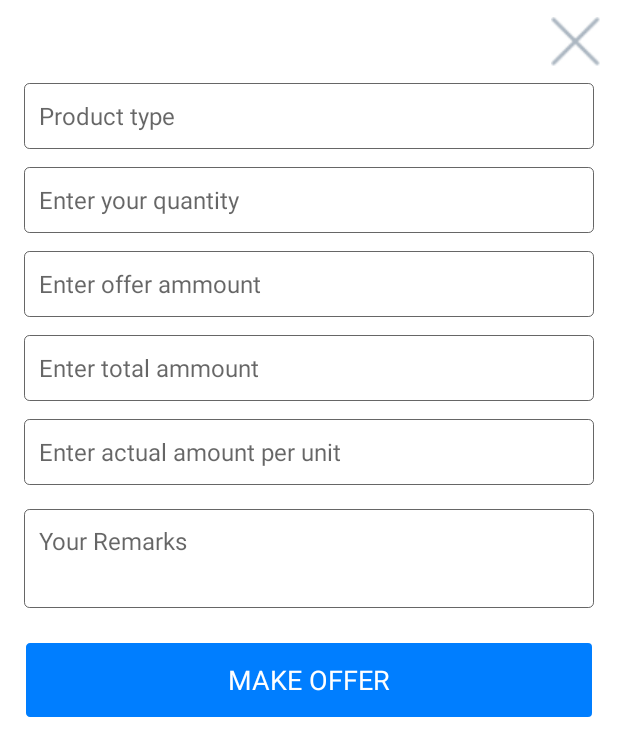
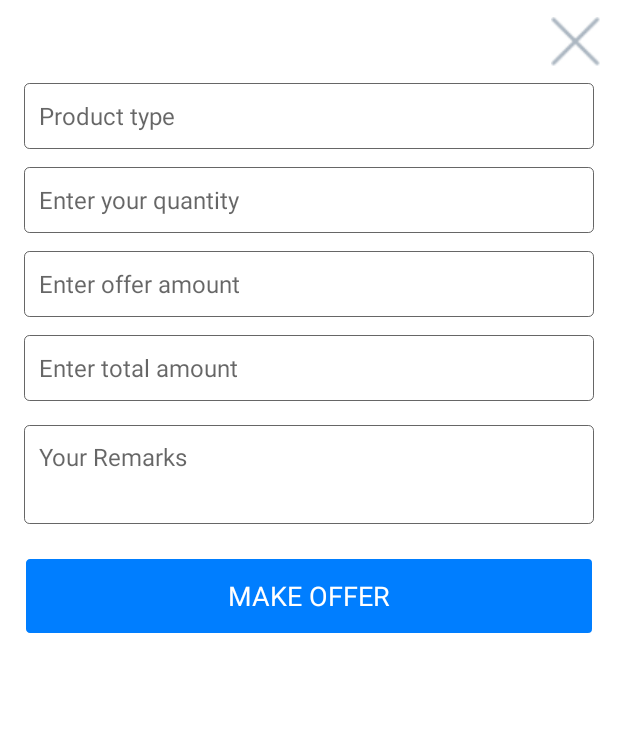
Before and after one commit to AnkitTrivedi9140/pods, an Android app: the layout makeoffer_dialoge.xml on its own in the app's theme, with its tools: preview values and no code run, on a phone screen of 412 x 824 dp. Shown: the top 756 px of the screen. Run offline under Robolectric (Android 15) with nearby library versions, the phone set to English and light mode, and no system bars.

Commit message:
git commit

```diff
--- a/app/src/main/res/layout/makeoffer_dialoge.xml
+++ b/app/src/main/res/layout/makeoffer_dialoge.xml
@@ -15,6 +15,8 @@
     </ImageView>
 
     <EditText
+        android:editable="false"
+        android:clickable="false"
         android:lines="1"
         android:id="@+id/etpassword"
         android:textSize="16dp"
@@ -42,6 +44,7 @@
         android:background="@drawable/edittext_bg"
         android:padding="10dp"
 
+        android:inputType="number"
         ></EditText>
 
 
@@ -49,7 +52,7 @@
         android:id="@+id/etofferammount"
         android:textSize="16dp"
         android:layout_marginTop="12dp"
-        android:hint="Enter offer ammount"
+        android:hint="Enter offer amount"
         android:layout_marginLeft="16dp"
         android:layout_marginRight="16dp"
         android:layout_below="@+id/etqty"
@@ -57,13 +60,13 @@
         android:layout_height="44dp"
         android:background="@drawable/edittext_bg"
         android:padding="10dp"
-
+android:inputType="numberDecimal"
         ></EditText>
     <EditText
         android:id="@+id/ettotalammount"
         android:textSize="16dp"
         android:layout_marginTop="12dp"
-        android:hint="Enter total ammount"
+        android:hint="Enter total amount"
         android:layout_marginLeft="16dp"
         android:layout_marginRight="16dp"
         android:layout_below="@+id/etofferammount"
@@ -71,22 +74,10 @@
         android:layout_height="44dp"
         android:background="@drawable/edittext_bg"
         android:padding="10dp"
+        android:editable="false"
+        android:clickable="false"
+        ></EditText>
 
-        ></EditText>
-    <EditText
-        android:id="@+id/etactualamountperunit"
-        android:textSize="16dp"
-        android:layout_marginTop="12dp"
-        android:hint="Enter actual amount per unit"
-        android:layout_marginLeft="16dp"
-        android:layout_marginRight="16dp"
-        android:layout_below="@+id/ettotalammount"
-        android:layout_width="match_parent"
-        android:layout_height="44dp"
-        android:background="@drawable/edittext_bg"
-        android:padding="10dp"
-
-        ></EditText>
     <EditText
         android:id="@+id/etremarks"
         android:textSize="16dp"
@@ -94,7 +85,7 @@
         android:hint="Your Remarks"
         android:layout_marginLeft="16dp"
         android:layout_marginRight="16dp"
-        android:layout_below="@+id/etactualamountperunit"
+        android:layout_below="@+id/ettotalammount"
         android:layout_width="match_parent"
         android:layout_height="66dp"
         android:background="@drawable/edittext_bg"
--- a/app/src/main/res/layout/topbrandsitems.xml
+++ b/app/src/main/res/layout/topbrandsitems.xml
@@ -21,6 +21,7 @@
                 android:src="@drawable/sunpharma"
                 android:layout_marginRight="8dp"
 
+
                />
 
 
```
Also changed, not shown: app/src/main/java/com/example/podsstore/addtocart/AddToCartActivity.java (+80 -38 lines), app/src/main/java/com/example/podsstore/data/request/MakeOfferRequest.java (+6 -6 lines).
